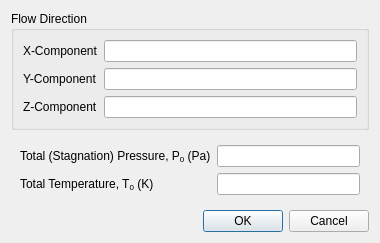
Old version of the form view/setup/boundary_conditions/subsonic_inflow_dialog.ui in the repository nextfoam/baram.
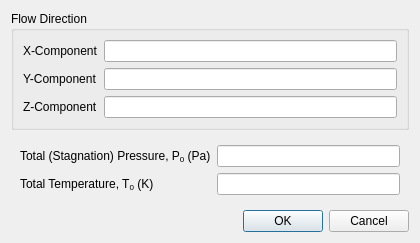
New version of the form.

```diff
--- a/view/setup/boundary_conditions/subsonic_inflow_dialog.ui
+++ b/view/setup/boundary_conditions/subsonic_inflow_dialog.ui
@@ -6,13 +6,13 @@
    <rect>
     <x>0</x>
     <y>0</y>
-    <width>380</width>
+    <width>420</width>
     <height>236</height>
    </rect>
   </property>
   <property name="minimumSize">
    <size>
-    <width>380</width>
+    <width>420</width>
     <height>0</height>
    </size>
   </property>
```
